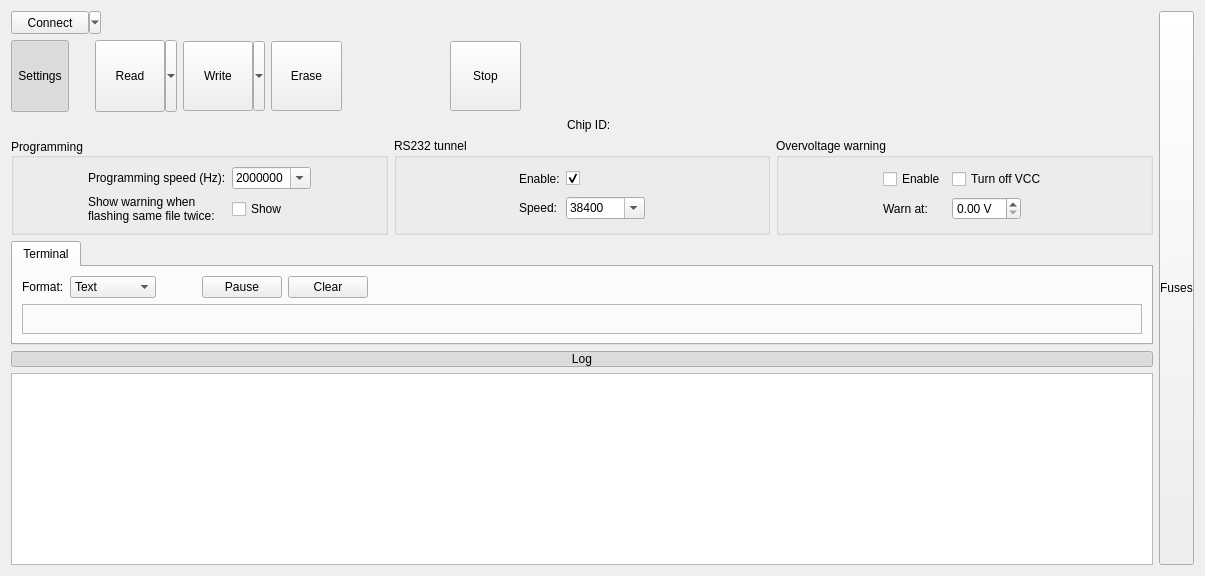
The window that src/LorrisProgrammer/ui/fullprogrammerui.ui (Tasssadar/Lorris) describes before a commit, drawn with Qt 5.
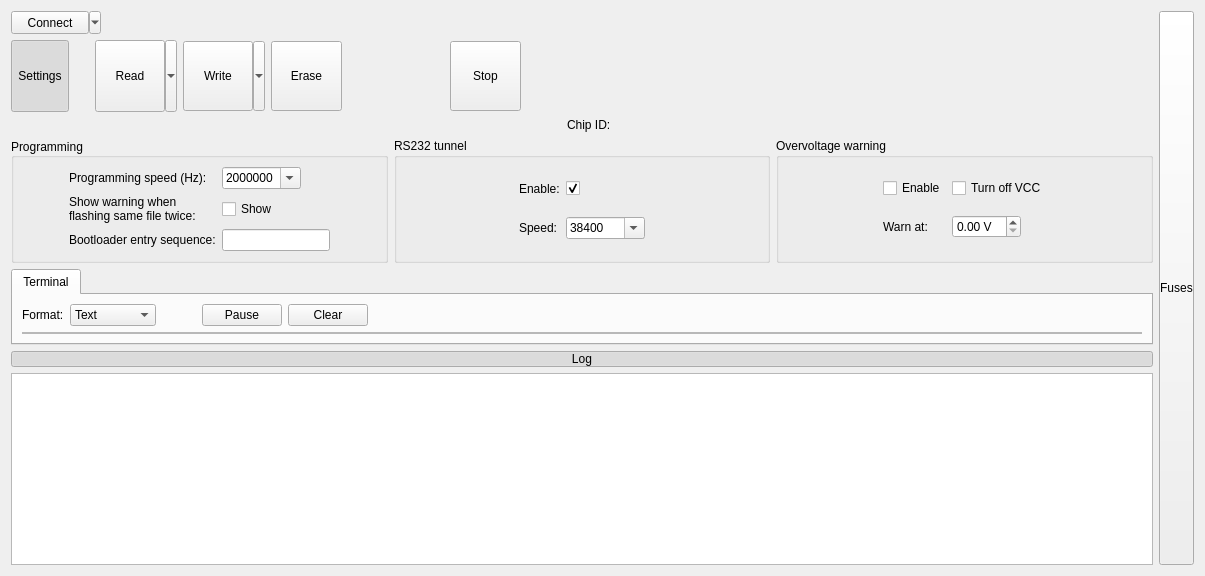
The same window after the commit. Icons and pictures are not drawn. Custom widgets are drawn as their Qt base class.

Commit message: [730] Programmer: add support for AVROSP bootloader

Patch:
```diff
--- a/src/LorrisProgrammer/ui/fullprogrammerui.ui
+++ b/src/LorrisProgrammer/ui/fullprogrammerui.ui
@@ -562,6 +562,23 @@
             </property>
            </spacer>
           </item>
+          <item row="2" column="1">
+           <widget class="QLabel" name="bootseqLabel">
+            <property name="toolTip">
+             <string>Bytes which cause running program to restart into bootloader. Hex or normal numbers separateed by spaces.</string>
+            </property>
+            <property name="text">
+             <string>Bootloader entry sequence:</string>
+            </property>
+           </widget>
+          </item>
+          <item row="2" column="2">
+           <widget class="QLineEdit" name="bootseqEdit">
+            <property name="toolTip">
+             <string>Bytes which cause running program to restart into bootloader. Hex or normal numbers separateed by spaces.</string>
+            </property>
+           </widget>
+          </item>
          </layout>
         </widget>
        </item>
```
The commit also changes 23 other files.
